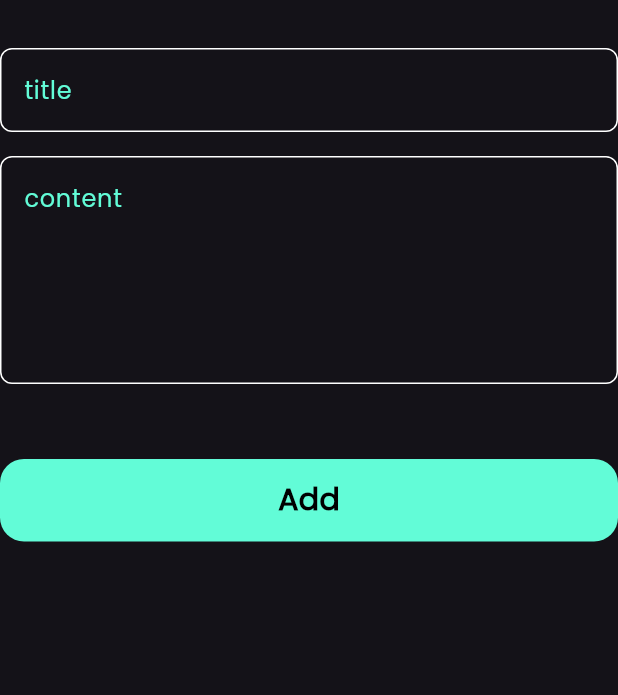
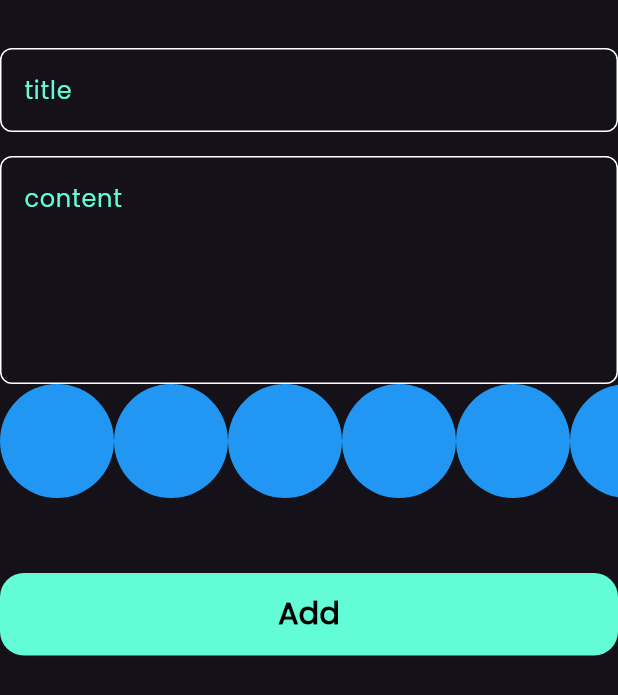
Before and after one commit to sherifshouaib/notes_app, a Flutter app: the AddNoteForm widget shown alone on an empty page, opened directly, on a phone screen of 412 x 824 dp. Shown: the top 695 px of the screen. Run offline on Flutter 3.47's test engine with Material 3 defaults, Android fonts, the phone set to English and light mode, and no system bars; our stand-ins replace flutter_bloc, font_awesome_flutter, hive, hive_flutter, modal_progress_hud_nsn; accounts and stored records are empty.

Commit message:
create colors list view part 1

```diff
--- a/lib/widgets/add_note_form.dart
+++ b/lib/widgets/add_note_form.dart
@@ -4,6 +4,7 @@
 import 'package:notes_app/cubits/add_note_cubit/add_note_cubit.dart';
 import 'package:notes_app/cubits/add_note_cubit/add_note_state.dart';
 import 'package:notes_app/models/note_model.dart';
+import 'package:notes_app/widgets/colors_list_view.dart';
 import 'package:notes_app/widgets/custom_button.dart';
 import 'package:notes_app/widgets/custom_text_field.dart';
 
@@ -47,6 +48,7 @@
             hint: 'content',
             maxLines: 5,
           ),
+          const ColorsListView(),
           const SizedBox(
             height: 50,
           ),
@@ -58,7 +60,7 @@
                   if (formKey.currentState!.validate()) {
                     formKey.currentState!.save();
                     var currentDate = DateTime.now();
-                      var formattedCurrentDate =
+                    var formattedCurrentDate =
                         DateFormat('dd-mm-yyyy').format(currentDate);
                     var noteModel = NoteModel(
                       title: title!,
--- /dev/null
+++ b/lib/widgets/colors_list_view.dart
@@ -0,0 +1,31 @@
+import 'package:flutter/material.dart';
+
+class ColorItem extends StatelessWidget {
+  const ColorItem({super.key});
+
+  @override
+  Widget build(BuildContext context) {
+    return CircleAvatar(
+      radius: 38,
+      backgroundColor: Colors.blue,
+    );
+  }
+}
+
+class ColorsListView extends StatelessWidget {
+  const ColorsListView({super.key});
+
+  @override
+  Widget build(BuildContext context) {
+    return SizedBox(
+      height: 38*2,
+      child: ListView.builder(
+        itemCount: 10,
+        scrollDirection: Axis.horizontal,
+        itemBuilder: (context, index) {
+          return const ColorItem();
+        },
+      ),
+    );
+  }
+}
```
